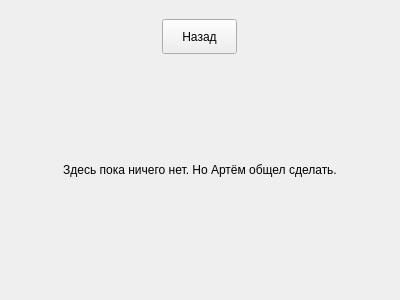
Above: CoffeeMachine/ordershistory.ui from RichiHnok/TPIS before the change. Below: the same form after it.
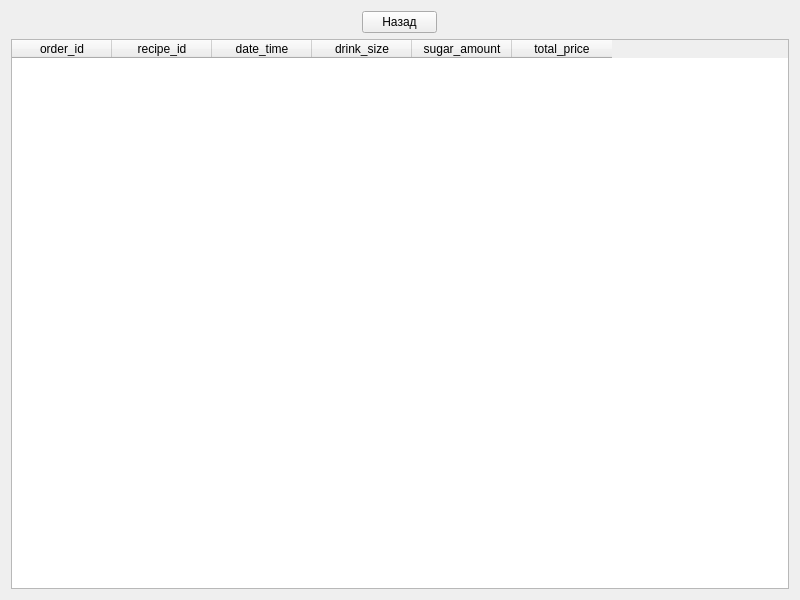
That is the form after the change.

Patch:
```diff
--- a/CoffeeMachine/ordershistory.ui
+++ b/CoffeeMachine/ordershistory.ui
@@ -6,10 +6,16 @@
    <rect>
     <x>0</x>
     <y>0</y>
-    <width>400</width>
-    <height>300</height>
+    <width>800</width>
+    <height>600</height>
    </rect>
   </property>
+  <property name="maximumSize">
+   <size>
+    <width>800</width>
+    <height>600</height>
+   </size>
+  </property>
   <property name="windowTitle">
    <string>Form</string>
   </property>
@@ -18,6 +24,9 @@
     <layout class="QVBoxLayout" name="verticalLayout">
      <item>
       <layout class="QHBoxLayout" name="horizontalLayout">
+       <property name="sizeConstraint">
+        <enum>QLayout::SizeConstraint::SetMinimumSize</enum>
+       </property>
        <item>
         <widget class="QPushButton" name="backToChoosingServiceButton">
          <property name="maximumSize">
@@ -36,22 +45,37 @@
      <item>
       <layout class="QHBoxLayout" name="horizontalLayout_2">
        <item>
-        <widget class="QLabel" name="label">
-         <property name="minimumSize">
-          <size>
-           <width>0</width>
-           <height>220</height>
-          </size>
-         </property>
-         <property name="maximumSize">
-          <size>
-           <width>16777215</width>
-           <height>220</height>
-          </size>
-         </property>
-         <property name="text">
-          <string>&lt;html&gt;&lt;head/&gt;&lt;body&gt;&lt;p align=&quot;center&quot;&gt;Здесь пока ничего нет. Но Артём общел сделать.&lt;/p&gt;&lt;/body&gt;&lt;/html&gt;</string>
-         </property>
+        <widget class="QTableWidget" name="orderTable">
+         <column>
+          <property name="text">
+           <string>order_id</string>
+          </property>
+         </column>
+         <column>
+          <property name="text">
+           <string>recipe_id</string>
+          </property>
+         </column>
+         <column>
+          <property name="text">
+           <string>date_time</string>
+          </property>
+         </column>
+         <column>
+          <property name="text">
+           <string>drink_size</string>
+          </property>
+         </column>
+         <column>
+          <property name="text">
+           <string>sugar_amount</string>
+          </property>
+         </column>
+         <column>
+          <property name="text">
+           <string>total_price</string>
+          </property>
+         </column>
         </widget>
        </item>
       </layout>
```
